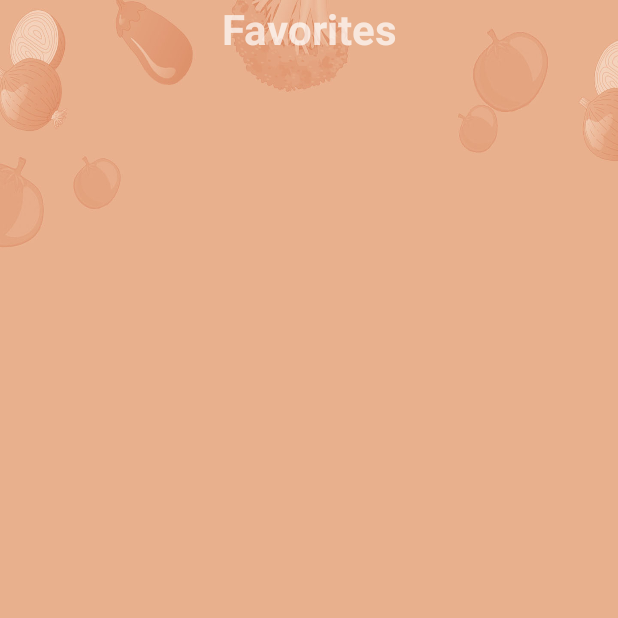
After one commit to athvag/DiscoverYourChef, an Android app: the FavoritesPage screen opened directly, with no data from a screen before it, on a phone screen of 412 x 824 dp, the top half of it. The commit adds this screen. Run offline under Robolectric (Android 15) with nearby library versions, the phone set to English and light mode, and no system bars; our stand-ins replace Firebase (no records; nobody signed in at launch, a user with empty details on screens opened directly); network calls fail.

Commit message:
added favorites page, and go to recipe with onclick of favorites

```diff
--- a/app/src/main/AndroidManifest.xml
+++ b/app/src/main/AndroidManifest.xml
@@ -11,6 +11,9 @@
         android:theme="@style/Theme.Design.NoActionBar">
         <activity
             android:name=".RecipesPage"
+            android:exported="false" />
+        <activity
+            android:name=".Favorites.FavoritesPage"
             android:exported="false" />
         <activity
             android:name=".Home"
--- /dev/null
+++ b/app/src/main/java/com/team1/discoveryourchef/Favorites/FavoritesAdapter.java
@@ -0,0 +1,56 @@
+package com.team1.discoveryourchef.Favorites;
+
+import android.view.LayoutInflater;
+import android.view.View;
+import android.view.ViewGroup;
+
+import androidx.annotation.NonNull;
+import androidx.recyclerview.widget.RecyclerView;
+
+import com.google.firebase.auth.FirebaseAuth;
+import com.google.firebase.auth.FirebaseUser;
+import com.google.firebase.firestore.FirebaseFirestore;
+import com.team1.discoveryourchef.R;
+
+import java.util.List;
+
+public class FavoritesAdapter extends RecyclerView.Adapter<FavoritesItemViewHolder> {
+
+    FirebaseFirestore db = FirebaseFirestore.getInstance();
+    FirebaseUser currentFirebaseUser = FirebaseAuth.getInstance().getCurrentUser();
+
+    private List<String> name;
+    private List<Integer> calories;
+    private List<String> ingredients;
+    private List<String> images;
+    private List<String> links;
+    private FavoritesCallback callback;
+
+    public FavoritesAdapter(List<String> name, List<Integer> calories, List<String> ingredients, List<String> images,List<String> links, FavoritesCallback callback) {
+        this.name = name;
+        this.calories = calories;
+        this.ingredients = ingredients;
+        this.images = images;
+        this.links = links;
+        this.callback = callback;
+    }
+
+    @NonNull
+    @Override
+    public FavoritesItemViewHolder onCreateViewHolder(@NonNull ViewGroup parent, int viewType) {
+        View view = LayoutInflater.from(parent.getContext()).inflate(R.layout.holder_favorites_item, parent, false);
+        return new FavoritesItemViewHolder(view,callback);
+    }
+
+    @Override
+    public void onBindViewHolder(@NonNull FavoritesItemViewHolder holder, int position) {
+        ((FavoritesItemViewHolder) holder).bind(name.get(position),calories.get(position),ingredients.get(position),images.get(position),links.get(position));
+
+
+    }
+
+    @Override
+    public int getItemCount() {
+        return name.size();
+    }
+}
--- /dev/null
+++ b/app/src/main/java/com/team1/discoveryourchef/Favorites/FavoritesCallback.java
@@ -0,0 +1,7 @@
+package com.team1.discoveryourchef.Favorites;
+
+import android.view.View;
+
+public interface FavoritesCallback {
+    public void onItemClicked(View view, String name, Integer calories, String image, String ingredients,String link);
+}
--- /dev/null
+++ b/app/src/main/java/com/team1/discoveryourchef/Favorites/FavoritesPage.java
@@ -0,0 +1,140 @@
+package com.team1.discoveryourchef.Favorites;
+
+import android.content.Intent;
+import android.os.Bundle;
+import android.view.View;
+import android.widget.Toast;
+
+import androidx.annotation.NonNull;
+import androidx.annotation.Nullable;
+import androidx.appcompat.app.AppCompatActivity;
+import androidx.recyclerview.widget.LinearLayoutManager;
+import androidx.recyclerview.widget.RecyclerView;
+
+import com.google.android.gms.tasks.OnCompleteListener;
+import com.google.android.gms.tasks.Task;
+import com.google.firebase.auth.FirebaseAuth;
+import com.google.firebase.auth.FirebaseUser;
+import com.google.firebase.firestore.FirebaseFirestore;
+import com.google.firebase.firestore.QueryDocumentSnapshot;
+import com.google.firebase.firestore.QuerySnapshot;
+import com.team1.discoveryourchef.Home;
+import com.team1.discoveryourchef.R;
+import com.team1.discoveryourchef.RecipesPage;
+
+import java.util.ArrayList;
+import java.util.List;
+
+public class FavoritesPage extends AppCompatActivity implements FavoritesCallback {
+    FirebaseFirestore db = FirebaseFirestore.getInstance();
+    RecyclerView recyclerView;
+
+    private FavoritesAdapter favoritesSimpleAdapter;
+
+    LinearLayoutManager linearLayoutManager;
+
+    List<String> names = new ArrayList<>();
+    List<Integer> calories = new ArrayList<Integer>();
+    List<String> ingredients = new ArrayList<>();
+    List<String> images = new ArrayList<>();
+    List<String> links = new ArrayList<>();
+
+    @Override
+    protected void onCreate(Bundle savedInstanceState) {
+        super.onCreate(savedInstanceState);
+        setContentView(R.layout.activity_favorites);
+        recyclerView = findViewById(R.id.recycler_view_favorites);
+
+    }
+
+
+    @Override
+    protected void onPostCreate(@Nullable Bundle savedInstanceState) {
+        super.onPostCreate(savedInstanceState);
+        createRecyclerView();
+
+
+    }
+
+    private void createRecyclerView() {
+        linearLayoutManager = new LinearLayoutManager(this);
+
+        FirebaseUser currentFirebaseUser = FirebaseAuth.getInstance().getCurrentUser();
+        db.collection("Favorites")
+                .whereEqualTo("userId", currentFirebaseUser.getUid())
+                .get()
+                .addOnCompleteListener(new OnCompleteListener<QuerySnapshot>() {
+                    @Override
+                    public void onComplete(@NonNull Task<QuerySnapshot> task) {
+                        if (task.isSuccessful()) {
+                            for (QueryDocumentSnapshot document : task.getResult()) {
+                                names.add(document.getString("recipeName"));
+
+                                //int a = (int) Math.round(jsonResponse.getHits().get(i).getRecipe().getCalories());
+                                int caloriesString = document.getLong("recipeCalories").intValue();
+                                calories.add(caloriesString);
+
+                                ingredients.add(document.getString("recipeIngredients"));
+
+                                images.add(document.getString("recipeImage"));
+
+                                links.add(document.getString("recipeLink"));
+
+
+                            }
+                            favoritesSimpleAdapter = new FavoritesAdapter(names, calories, ingredients, images,links, FavoritesPage.this);
+
+                            favoritesSimpleAdapter.notifyDataSetChanged();
+
+                            recyclerView.setLayoutManager(linearLayoutManager);
+                            recyclerView.setHasFixedSize(true);
+                            recyclerView.setAdapter(favoritesSimpleAdapter);
+
+
+                        } else {
+                            Toast.makeText(FavoritesPage.this, "No favorites added yet, go add some", Toast.LENGTH_SHORT).show();
+                        }
+
+
+                    }
+                });
+    }
+
+    @Override
+    protected void onResume() {
+
+        super.onResume();
+
+
+    }
+
+
+    @Override
+    protected void onStart() {
+
+
+        super.onStart();
+
+
+    }
+
+    @Override
+    protected void onStop() {
+
+        super.onStop();
+
+    }
+
+    //Decide what happens on each item of the recyclerview clicked
+    @Override
+    public void onItemClicked(View view, String name, Integer calories, String image, String ingredients,String links) {
+        Toast.makeText(this, "Clicked: "+ name + calories + image + ingredients, Toast.LENGTH_SHORT).show();
+        Intent gotoRecipe = new Intent(FavoritesPage.this, RecipesPage.class);
+        gotoRecipe.putExtra("recipeName",name);
+        gotoRecipe.putExtra("recipeCalories",calories);
+        gotoRecipe.putExtra("recipeImage",image);
+        gotoRecipe.putExtra("recipeIngredients",ingredients);
+        gotoRecipe.putExtra("recipeLink", links);
+        startActivity(gotoRecipe);
+    }
+}
--- a/app/src/main/java/com/team1/discoveryourchef/MainActivity.java
+++ b/app/src/main/java/com/team1/discoveryourchef/MainActivity.java
@@ -21,6 +21,7 @@ import com.google.firebase.auth.FirebaseUser;
 import com.google.firebase.firestore.DocumentReference;
 import com.google.firebase.firestore.DocumentSnapshot;
 import com.google.firebase.firestore.FirebaseFirestore;
+import com.team1.discoveryourchef.Favorites.FavoritesPage;
 
 public class MainActivity extends AppCompatActivity {
 
@@ -45,7 +46,7 @@ public class MainActivity extends AppCompatActivity {
         //
         FirebaseUser currentUser = mAuth.getCurrentUser();
         if(currentUser != null){
-            Intent login = new Intent(MainActivity.this,Home.class);
+            Intent login = new Intent(MainActivity.this, Home.class);
             DocumentReference user = db.collection("Users").document(currentUser.getUid());
             user.get().addOnCompleteListener(new OnCompleteListener<DocumentSnapshot>() {
                 @Override
--- /dev/null
+++ b/app/src/main/res/layout/activity_favorites.xml
@@ -0,0 +1,32 @@
+<?xml version="1.0" encoding="utf-8"?>
+<androidx.constraintlayout.widget.ConstraintLayout xmlns:android="http://schemas.android.com/apk/res/android"
+    xmlns:app="http://schemas.android.com/apk/res-auto"
+    xmlns:tools="http://schemas.android.com/tools"
+    android:layout_width="match_parent"
+    android:layout_height="match_parent"
+    tools:context=".Favorites.FavoritesPage"
+    android:background="@drawable/background">
+
+    <TextView
+        android:id="@+id/favorites_title"
+        android:layout_width="wrap_content"
+        android:layout_height="wrap_content"
+        android:text="Favorites"
+        app:layout_constraintLeft_toLeftOf="parent"
+        app:layout_constraintTop_toTopOf="parent"
+        app:layout_constraintRight_toRightOf="parent"
+        android:textSize="28sp"
+        android:textStyle="bold"/>
+
+
+    <androidx.recyclerview.widget.RecyclerView
+        android:id="@+id/recycler_view_favorites"
+        app:layout_constraintTop_toBottomOf="@id/favorites_title"
+        app:layout_constraintLeft_toLeftOf="parent"
+        app:layout_constraintRight_toRightOf="parent"
+        android:orientation="vertical"
+        android:layout_marginTop="10dp"
+        android:layout_width="match_parent"
+        android:layout_height="wrap_content"/>
+
+</androidx.constraintlayout.widget.ConstraintLayout>
--- a/app/src/main/res/layout/activity_recipes_page.xml
+++ b/app/src/main/res/layout/activity_recipes_page.xml
@@ -43,7 +43,7 @@
         android:layout_marginRight="16dp"
         android:gravity="fill_horizontal"
         android:autoSizeTextType="uniform"
-        app:layout_constraintVertical_chainStyle="spread"
+        app:layout_constraintVertical_chainStyle="packed"
         android:lines="2"
         android:text="Recipe name"
         android:textSize="18dp"
--- /dev/null
+++ b/app/src/main/res/values-land/dimens.xml
@@ -0,0 +1,3 @@
+<resources>
+        <dimen name="fab_margin">48dp</dimen>
+    </resources>
--- /dev/null
+++ b/app/src/main/res/values-w1240dp/dimens.xml
@@ -0,0 +1,3 @@
+<resources>
+        <dimen name="fab_margin">200dp</dimen>
+    </resources>
--- /dev/null
+++ b/app/src/main/res/values-w600dp/dimens.xml
@@ -0,0 +1,3 @@
+<resources>
+        <dimen name="fab_margin">48dp</dimen>
+    </resources>
```
Also changed, not shown: app/src/main/java/com/team1/discoveryourchef/Favorites/Favorites.java (renamed from app/src/main/java/com/team1/discoveryourchef/Favourites.java, +4 -4 lines), app/src/main/java/com/team1/discoveryourchef/Favorites/FavoritesItemViewHolder.java (added, +45 -0 lines), app/src/main/java/com/team1/discoveryourchef/Home.java (+12 -1 lines), app/src/main/java/com/team1/discoveryourchef/RecipesPage.java (+2 -9 lines), app/src/main/res/layout/holder_favorites_item.xml (added, +92 -0 lines), app/src/main/res/values/dimens.xml (added, +8 -0 lines).
